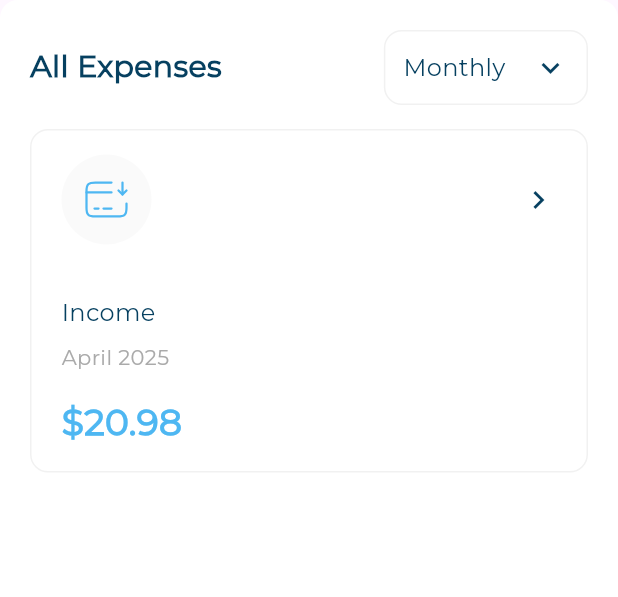
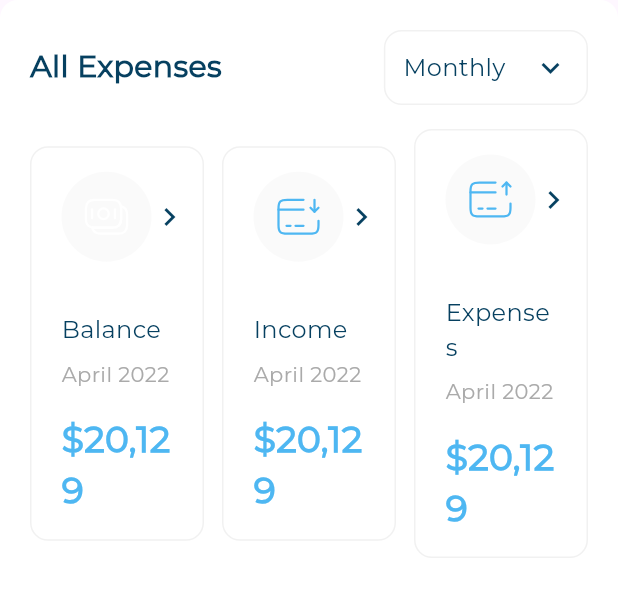
Before and after one commit to Omar-Tmam/Flutter-Responsive-Adaptive-UI-Design, a Flutter app: the AllExpenses widget shown alone on an empty page, opened directly, on a phone screen of 412 x 824 dp. Shown: the top 597 px of the screen. Run offline on Flutter 3.47's test engine with Material 3 defaults, Android fonts, the phone set to English and light mode, and no system bars; our stand-ins replace flutter_svg.

Commit message:
replace list view builder with mapped row

```diff
--- a/lib/Features/home_view/presentation/views/widgets/all_expenses.dart
+++ b/lib/Features/home_view/presentation/views/widgets/all_expenses.dart
@@ -3,6 +3,7 @@ import 'package:responsive_dashboard/Core/utils/app_images.dart';
 import 'package:responsive_dashboard/Features/home_view/data/models/all_expenses_item_model.dart';
 import 'package:responsive_dashboard/Features/home_view/presentation/views/widgets/all_expenses_header.dart';
 import 'package:responsive_dashboard/Features/home_view/presentation/views/widgets/all_expenses_item.dart';
+import 'package:responsive_dashboard/Features/home_view/presentation/views/widgets/all_expenses_items_list_view.dart';
 
 class AllExpenses extends StatelessWidget {
   const AllExpenses({super.key});
@@ -21,12 +22,7 @@ class AllExpenses extends StatelessWidget {
         children: [
           AllExpensesHeader(),
           SizedBox(height: 16),
-          AllExpensesItem(
-              itemModel: AllExpensesItemModel(
-                  image: Assets.imagesCardReceive,
-                  title: 'Income',
-                  date: 'April 2025',
-                  price: r'$20.98')),
+          AllExpensesItemsListView(),
         ],
       ),
     );
--- a/lib/Features/home_view/presentation/views/widgets/all_expenses_items_list_view.dart
+++ b/lib/Features/home_view/presentation/views/widgets/all_expenses_items_list_view.dart
@@ -28,10 +28,11 @@ class AllExpensesItemsListView extends StatelessWidget {
 
   @override
   Widget build(BuildContext context) {
-    return ListView.builder(
-        itemCount: items.length,
-        itemBuilder: (context, index) {
-          return AllExpensesItem(itemModel: items[index]);
-        });
+    return Row(
+      spacing: 12,
+      children: items
+          .map((e) => Expanded(child: AllExpensesItem(itemModel: e)))
+          .toList(),
+    );
   }
 }
```
